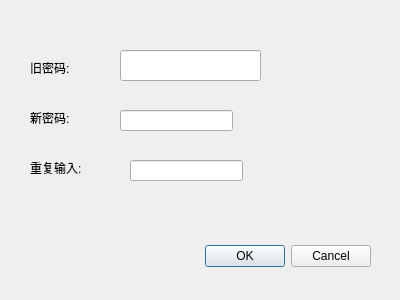
The window that src/client/dialogpassword.ui (Sean10/Bank) describes before a commit, drawn with Qt 5.
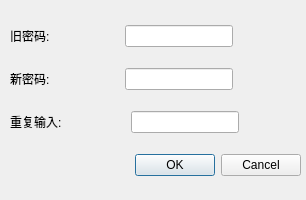
The same window after the commit.

```diff
--- a/src/client/dialogpassword.ui
+++ b/src/client/dialogpassword.ui
@@ -6,93 +6,94 @@
    <rect>
     <x>0</x>
     <y>0</y>
-    <width>400</width>
-    <height>300</height>
+    <width>306</width>
+    <height>200</height>
    </rect>
   </property>
   <property name="windowTitle">
    <string>Dialog</string>
   </property>
-  <widget class="QDialogButtonBox" name="buttonBox">
+  <widget class="QWidget" name="verticalLayoutWidget">
    <property name="geometry">
     <rect>
-     <x>30</x>
-     <y>240</y>
-     <width>341</width>
-     <height>32</height>
+     <x>10</x>
+     <y>10</y>
+     <width>291</width>
+     <height>181</height>
     </rect>
    </property>
-   <property name="orientation">
-    <enum>Qt::Horizontal</enum>
-   </property>
-   <property name="standardButtons">
-    <set>QDialogButtonBox::Cancel|QDialogButtonBox::Ok</set>
-   </property>
-  </widget>
-  <widget class="QLineEdit" name="lineOldPassword">
-   <property name="geometry">
-    <rect>
-     <x>120</x>
-     <y>50</y>
-     <width>141</width>
-     <height>31</height>
-    </rect>
-   </property>
-   <property name="maxLength">
-    <number>32</number>
-   </property>
-   <property name="echoMode">
-    <enum>QLineEdit::Password</enum>
-   </property>
-  </widget>
+   <layout class="QVBoxLayout" name="verticalLayout">
+    <item>
+     <layout class="QHBoxLayout" name="horizontalLayout">
+      <item>
   <widget class="QLabel" name="label">
-   <property name="geometry">
-    <rect>
-     <x>30</x>
-     <y>60</y>
-     <width>60</width>
-     <height>16</height>
-    </rect>
-   </property>
    <property name="text">
     <string>旧密码:</string>
    </property>
   </widget>
+      </item>
+      <item>
+       <spacer name="horizontalSpacer">
+        <property name="orientation">
+         <enum>Qt::Horizontal</enum>
+        </property>
+        <property name="sizeHint" stdset="0">
+         <size>
+          <width>40</width>
+          <height>20</height>
+         </size>
+        </property>
+       </spacer>
+      </item>
+      <item>
+       <widget class="QLineEdit" name="lineOldPassword">
+        <property name="maxLength">
+         <number>32</number>
+        </property>
+        <property name="echoMode">
+         <enum>QLineEdit::Password</enum>
+        </property>
+       </widget>
+      </item>
+      <item>
+       <spacer name="horizontalSpacer_4">
+        <property name="orientation">
+         <enum>Qt::Horizontal</enum>
+        </property>
+        <property name="sizeHint" stdset="0">
+         <size>
+          <width>40</width>
+          <height>20</height>
+         </size>
+        </property>
+       </spacer>
+      </item>
+     </layout>
+    </item>
+    <item>
+     <layout class="QHBoxLayout" name="horizontalLayout_2">
+      <item>
   <widget class="QLabel" name="label_2">
-   <property name="geometry">
-    <rect>
-     <x>30</x>
-     <y>110</y>
-     <width>60</width>
-     <height>16</height>
-    </rect>
-   </property>
    <property name="text">
     <string>新密码:</string>
    </property>
   </widget>
-  <widget class="QLabel" name="label_3">
-   <property name="geometry">
-    <rect>
-     <x>30</x>
-     <y>160</y>
-     <width>60</width>
-     <height>16</height>
-    </rect>
-   </property>
-   <property name="text">
-    <string>重复输入:</string>
-   </property>
-  </widget>
+      </item>
+      <item>
+       <spacer name="horizontalSpacer_2">
+        <property name="orientation">
+         <enum>Qt::Horizontal</enum>
+        </property>
+        <property name="sizeHint" stdset="0">
+         <size>
+          <width>40</width>
+          <height>20</height>
+         </size>
+        </property>
+       </spacer>
+      </item>
+      <item>
   <widget class="QLineEdit" name="lineNewPassword">
-   <property name="geometry">
-    <rect>
-     <x>120</x>
-     <y>110</y>
-     <width>113</width>
-     <height>21</height>
-    </rect>
-   </property>
    <property name="text">
     <string/>
    </property>
@@ -103,21 +104,80 @@
     <enum>QLineEdit::Password</enum>
    </property>
   </widget>
+      </item>
+      <item>
+       <spacer name="horizontalSpacer_5">
+        <property name="orientation">
+         <enum>Qt::Horizontal</enum>
+        </property>
+        <property name="sizeHint" stdset="0">
+         <size>
+          <width>40</width>
+          <height>20</height>
+         </size>
+        </property>
+       </spacer>
+      </item>
+     </layout>
+    </item>
+    <item>
+     <layout class="QHBoxLayout" name="horizontalLayout_3">
+      <item>
+       <widget class="QLabel" name="label_3">
+        <property name="text">
+         <string>重复输入:</string>
+        </property>
+       </widget>
+      </item>
+      <item>
+       <spacer name="horizontalSpacer_3">
+        <property name="orientation">
+         <enum>Qt::Horizontal</enum>
+        </property>
+        <property name="sizeHint" stdset="0">
+         <size>
+          <width>40</width>
+          <height>20</height>
+         </size>
+        </property>
+       </spacer>
+      </item>
+      <item>
   <widget class="QLineEdit" name="lineRepeatPassword">
-   <property name="geometry">
-    <rect>
-     <x>130</x>
-     <y>160</y>
-     <width>113</width>
-     <height>21</height>
-    </rect>
-   </property>
    <property name="maxLength">
     <number>32</number>
    </property>
    <property name="echoMode">
     <enum>QLineEdit::Password</enum>
    </property>
+       </widget>
+      </item>
+      <item>
+       <spacer name="horizontalSpacer_6">
+        <property name="orientation">
+         <enum>Qt::Horizontal</enum>
+        </property>
+        <property name="sizeHint" stdset="0">
+         <size>
+          <width>40</width>
+          <height>20</height>
+         </size>
+        </property>
+       </spacer>
+      </item>
+     </layout>
+    </item>
+    <item>
+     <widget class="QDialogButtonBox" name="buttonBox">
+      <property name="orientation">
+       <enum>Qt::Horizontal</enum>
+      </property>
+      <property name="standardButtons">
+       <set>QDialogButtonBox::Cancel|QDialogButtonBox::Ok</set>
+      </property>
+     </widget>
+    </item>
+   </layout>
   </widget>
  </widget>
  <resources/>
```
Lines whose indentation alone changed are shown as unchanged.
